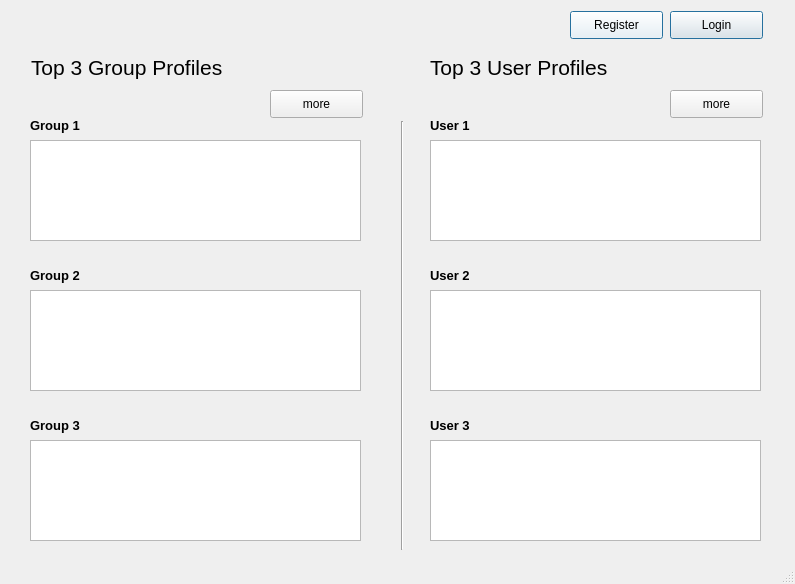
Old version of the form GUIs/Browsing Home Page.ui in the repository tislam35/322-Software-Engineering-Project.
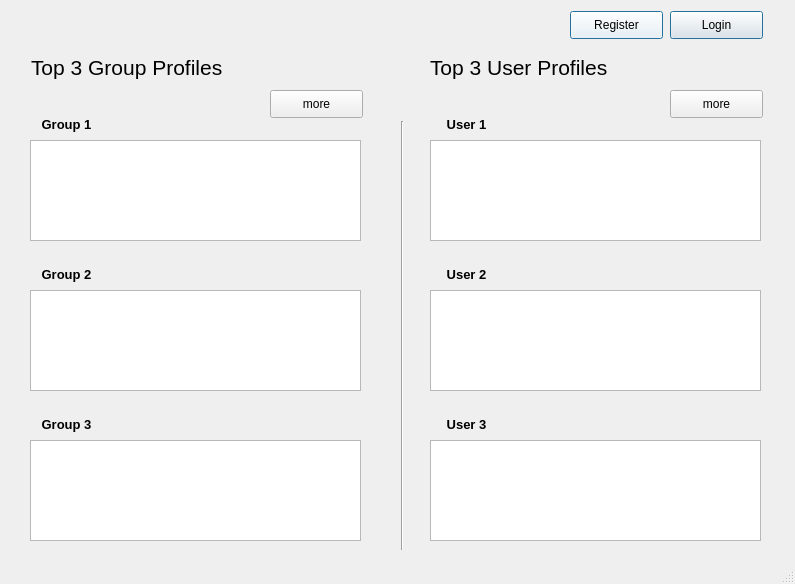
New version of the form.

```diff
--- a/GUIs/Browsing Home Page.ui
+++ b/GUIs/Browsing Home Page.ui
@@ -583,26 +583,6 @@
      <bool>true</bool>
     </property>
    </widget>
-   <widget class="QLabel" name="group1_label">
-    <property name="geometry">
-     <rect>
-      <x>30</x>
-      <y>110</y>
-      <width>91</width>
-      <height>31</height>
-     </rect>
-    </property>
-    <property name="font">
-     <font>
-      <pointsize>10</pointsize>
-      <weight>75</weight>
-      <bold>true</bold>
-     </font>
-    </property>
-    <property name="text">
-     <string>Group 1</string>
-    </property>
-   </widget>
    <widget class="QTextBrowser" name="group1_textBrowser">
     <property name="geometry">
      <rect>
@@ -613,26 +593,6 @@
      </rect>
     </property>
    </widget>
-   <widget class="QLabel" name="group2_label">
-    <property name="geometry">
-     <rect>
-      <x>30</x>
-      <y>260</y>
-      <width>91</width>
-      <height>31</height>
-     </rect>
-    </property>
-    <property name="font">
-     <font>
-      <pointsize>10</pointsize>
-      <weight>75</weight>
-      <bold>true</bold>
-     </font>
-    </property>
-    <property name="text">
-     <string>Group 2</string>
-    </property>
-   </widget>
    <widget class="QTextBrowser" name="group2_textBrowser">
     <property name="geometry">
      <rect>
@@ -653,46 +613,6 @@
      </rect>
     </property>
    </widget>
-   <widget class="QLabel" name="group3_label">
-    <property name="geometry">
-     <rect>
-      <x>30</x>
-      <y>410</y>
-      <width>91</width>
-      <height>31</height>
-     </rect>
-    </property>
-    <property name="font">
-     <font>
-      <pointsize>10</pointsize>
-      <weight>75</weight>
-      <bold>true</bold>
-     </font>
-    </property>
-    <property name="text">
-     <string>Group 3</string>
-    </property>
-   </widget>
-   <widget class="QLabel" name="user1_label">
-    <property name="geometry">
-     <rect>
-      <x>430</x>
-      <y>110</y>
-      <width>91</width>
-      <height>31</height>
-     </rect>
-    </property>
-    <property name="font">
-     <font>
-      <pointsize>10</pointsize>
-      <weight>75</weight>
-      <bold>true</bold>
-     </font>
-    </property>
-    <property name="text">
-     <string>User 1</string>
-    </property>
-   </widget>
    <widget class="QTextBrowser" name="user1_textBrowser">
     <property name="geometry">
      <rect>
@@ -713,46 +633,6 @@
      </rect>
     </property>
    </widget>
-   <widget class="QLabel" name="user2_label">
-    <property name="geometry">
-     <rect>
-      <x>430</x>
-      <y>260</y>
-      <width>91</width>
-      <height>31</height>
-     </rect>
-    </property>
-    <property name="font">
-     <font>
-      <pointsize>10</pointsize>
-      <weight>75</weight>
-      <bold>true</bold>
-     </font>
-    </property>
-    <property name="text">
-     <string>User 2</string>
-    </property>
-   </widget>
-   <widget class="QLabel" name="user3_label">
-    <property name="geometry">
-     <rect>
-      <x>430</x>
-      <y>410</y>
-      <width>91</width>
-      <height>31</height>
-     </rect>
-    </property>
-    <property name="font">
-     <font>
-      <pointsize>10</pointsize>
-      <weight>75</weight>
-      <bold>true</bold>
-     </font>
-    </property>
-    <property name="text">
-     <string>User 3</string>
-    </property>
-   </widget>
    <widget class="QTextBrowser" name="user3_textBrowser">
     <property name="geometry">
      <rect>
@@ -776,6 +656,144 @@
      <enum>Qt::Vertical</enum>
     </property>
    </widget>
+   <widget class="QPushButton" name="group2_button">
+    <property name="geometry">
+     <rect>
+      <x>20</x>
+      <y>260</y>
+      <width>93</width>
+      <height>28</height>
+     </rect>
+    </property>
+    <property name="font">
+     <font>
+      <pointsize>10</pointsize>
+      <weight>75</weight>
+      <bold>true</bold>
+     </font>
+    </property>
+    <property name="text">
+     <string>Group 2</string>
+    </property>
+    <property name="flat">
+     <bool>true</bool>
+    </property>
+   </widget>
+   <widget class="QPushButton" name="user2_button">
+    <property name="geometry">
+     <rect>
+      <x>420</x>
+      <y>260</y>
+      <width>93</width>
+      <height>28</height>
+     </rect>
+    </property>
+    <property name="font">
+     <font>
+      <pointsize>10</pointsize>
+      <weight>75</weight>
+      <bold>true</bold>
+     </font>
+    </property>
+    <property name="text">
+     <string>User 2</string>
+    </property>
+    <property name="flat">
+     <bool>true</bool>
+    </property>
+   </widget>
+   <widget class="QPushButton" name="group3_button">
+    <property name="geometry">
+     <rect>
+      <x>20</x>
+      <y>410</y>
+      <width>93</width>
+      <height>28</height>
+     </rect>
+    </property>
+    <property name="font">
+     <font>
+      <pointsize>10</pointsize>
+      <weight>75</weight>
+      <bold>true</bold>
+     </font>
+    </property>
+    <property name="text">
+     <string>Group 3</string>
+    </property>
+    <property name="flat">
+     <bool>true</bool>
+    </property>
+   </widget>
+   <widget class="QPushButton" name="user3_button">
+    <property name="geometry">
+     <rect>
+      <x>420</x>
+      <y>410</y>
+      <width>93</width>
+      <height>28</height>
+     </rect>
+    </property>
+    <property name="font">
+     <font>
+      <pointsize>10</pointsize>
+      <weight>75</weight>
+      <bold>true</bold>
+     </font>
+    </property>
+    <property name="text">
+     <string>User 3</string>
+    </property>
+    <property name="flat">
+     <bool>true</bool>
+    </property>
+   </widget>
+   <widget class="QPushButton" name="group1_button">
+    <property name="geometry">
+     <rect>
+      <x>20</x>
+      <y>110</y>
+      <width>93</width>
+      <height>28</height>
+     </rect>
+    </property>
+    <property name="font">
+     <font>
+      <pointsize>10</pointsize>
+      <weight>75</weight>
+      <bold>true</bold>
+     </font>
+    </property>
+    <property name="text">
+     <string>Group 1</string>
+    </property>
+    <property name="flat">
+     <bool>true</bool>
+    </property>
+   </widget>
+   <widget class="QPushButton" name="user1_button">
+    <property name="geometry">
+     <rect>
+      <x>420</x>
+      <y>110</y>
+      <width>93</width>
+      <height>28</height>
+     </rect>
+    </property>
+    <property name="font">
+     <font>
+      <pointsize>10</pointsize>
+      <weight>75</weight>
+      <bold>true</bold>
+     </font>
+    </property>
+    <property name="text">
+     <string>User 1</string>
+    </property>
+    <property name="flat">
+     <bool>true</bool>
+    </property>
+   </widget>
   </widget>
   <widget class="QStatusBar" name="statusbar"/>
  </widget>
```
